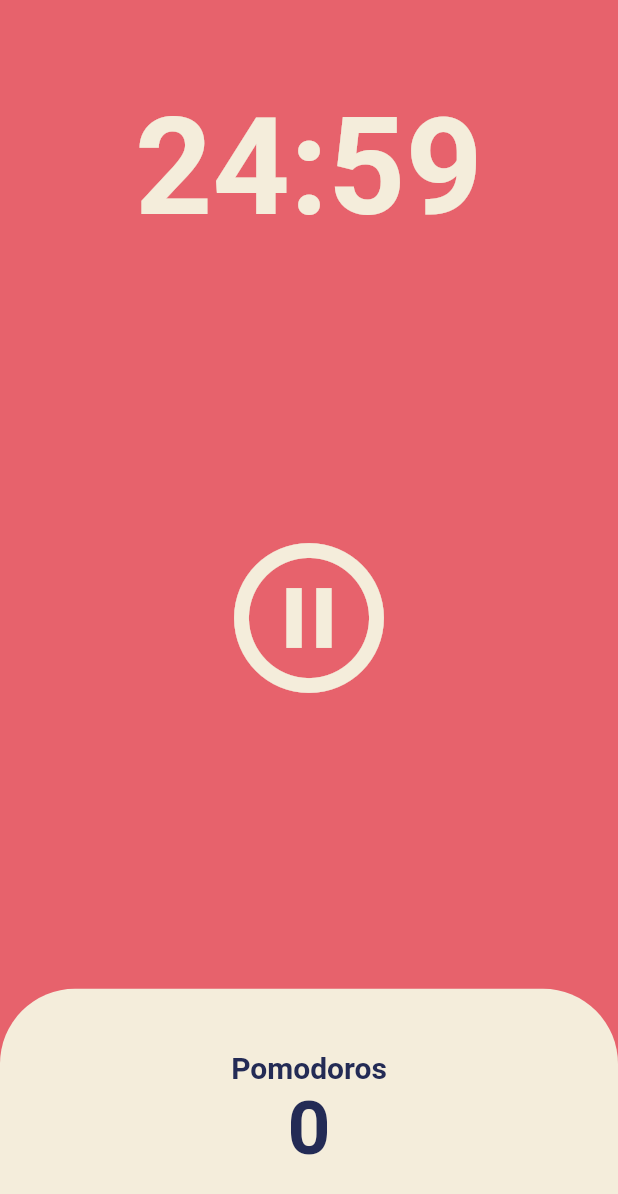
After one commit to yyeonkim/flutterStudy, a Flutter app: the screen it shows after launch, after a tap on the "play circle outline" icon, on a phone screen of 412 x 824 dp. The commit adds this screen. Shown: the top 1194 px of the screen. Run offline on Flutter 3.47's test engine with Material 2 defaults, Android fonts, the phone set to English and light mode, and no system bars.

Commit message:
Pomodoros 위젯 생성

```diff
--- /dev/null
+++ b/lib/widgets/pomodoros.dart
@@ -0,0 +1,123 @@
+import 'dart:async';
+import 'package:flutter/material.dart';
+
+class Pomodoros extends StatefulWidget {
+  const Pomodoros({super.key});
+
+  @override
+  State<Pomodoros> createState() => _PomodorosState();
+}
+
+class _PomodorosState extends State<Pomodoros> {
+  static const twentyFiveMinutes = 1500;
+  int totalSeconds = twentyFiveMinutes;
+  bool isRunning = false;
+  int totalPomodoros = 0;
+  late Timer timer;
+
+  void onTick(Timer timer) {
+    if (totalSeconds == 0) {
+      setState(() {
+        totalPomodoros += 1;
+        isRunning = false;
+        totalSeconds = twentyFiveMinutes;
+      });
+      timer.cancel();
+    } else {
+      setState(() {
+        totalSeconds -= 1;
+      });
+    }
+  }
+
+  void onStartPressed() {
+    timer = Timer.periodic(const Duration(seconds: 1), onTick);
+    setState(() {
+      isRunning = true;
+    });
+  }
+
+  void onPausePressed() {
+    timer.cancel();
+    setState(() {
+      isRunning = false;
+    });
+  }
+
+  String format(int seconds) {
+    var duration = Duration(seconds: seconds);
+    return duration.toString().split(".").first.substring(2);
+  }
+
+  @override
+  Widget build(BuildContext context) {
+    return Scaffold(
+      backgroundColor: Theme.of(context).backgroundColor,
+      body: Column(children: [
+        Flexible(
+            flex: 1,
+            child: Container(
+              alignment: Alignment.bottomCenter,
+              child: Text(
+                format(totalSeconds),
+                style: TextStyle(
+                  color: Theme.of(context).cardColor,
+                  fontSize: 90,
+                  fontWeight: FontWeight.w600,
+                ),
+              ),
+            )),
+        Flexible(
+            flex: 3,
+            child: Center(
+              child: IconButton(
+                onPressed: isRunning ? onPausePressed : onStartPressed,
+                iconSize: 120,
+                color: Theme.of(context).cardColor,
+                icon: Icon(isRunning
+                    ? Icons.pause_circle_outline
+                    : Icons.play_circle_outline),
+              ),
+            )),
+        Flexible(
+            flex: 1,
+            child: Row(
+              children: [
+                Expanded(
+                  child: Container(
+                    decoration: BoxDecoration(
+                      borderRadius: const BorderRadius.only(
+                        topLeft: Radius.circular(50),
+                        topRight: Radius.circular(50),
+                      ),
+                      color: Theme.of(context).cardColor,
+                    ),
+                    child: Column(
+                      mainAxisAlignment: MainAxisAlignment.center,
+                      children: [
+                        Text(
+                          "Pomodoros",
+                          style: TextStyle(
+                            fontSize: 20,
+                            color: Theme.of(context).textTheme.headline1!.color,
+                            fontWeight: FontWeight.w600,
+                          ),
+                        ),
+                        Text(
+                          "$totalPomodoros",
+                          style: TextStyle(
+                            fontSize: 50,
+                            color: Theme.of(context).textTheme.headline1!.color,
+                            fontWeight: FontWeight.w600,
+                          ),
+                        ),
+                      ],
+                    ),
+                  ),
+                ),
+              ],
+            ))
+      ]),
+    );
+  }
+}
```
Also changed, not shown: lib/screens/home_screen.dart (+4 -100 lines).
